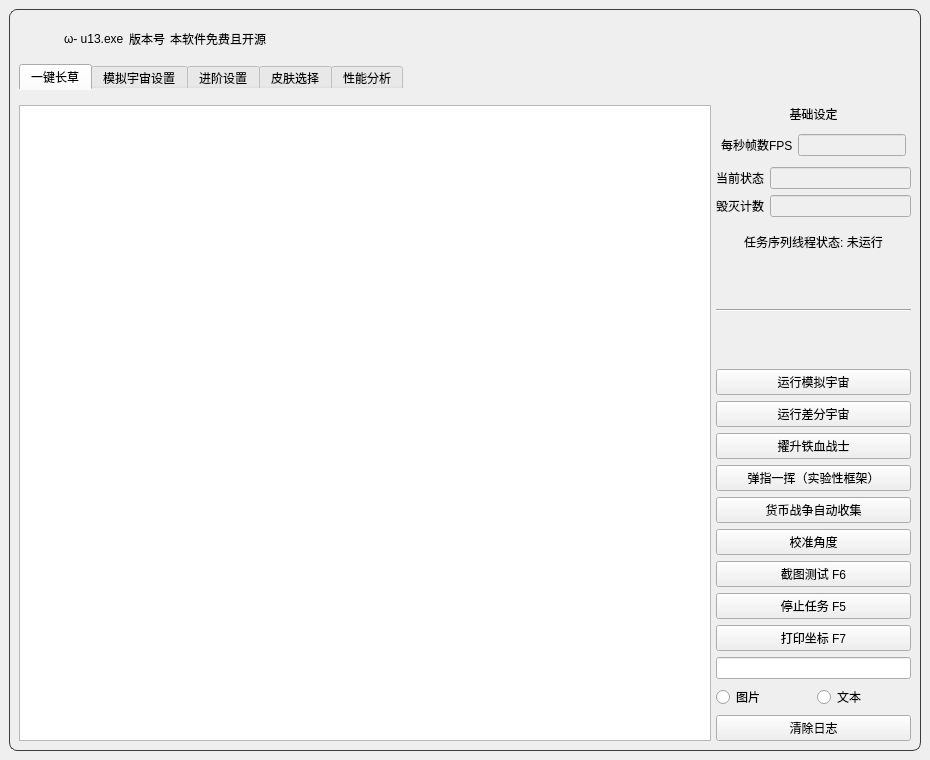
First picture: the form in resource/ui/UI.ui, repository Illusory-moon/Simulated_Scepter, before the edit.
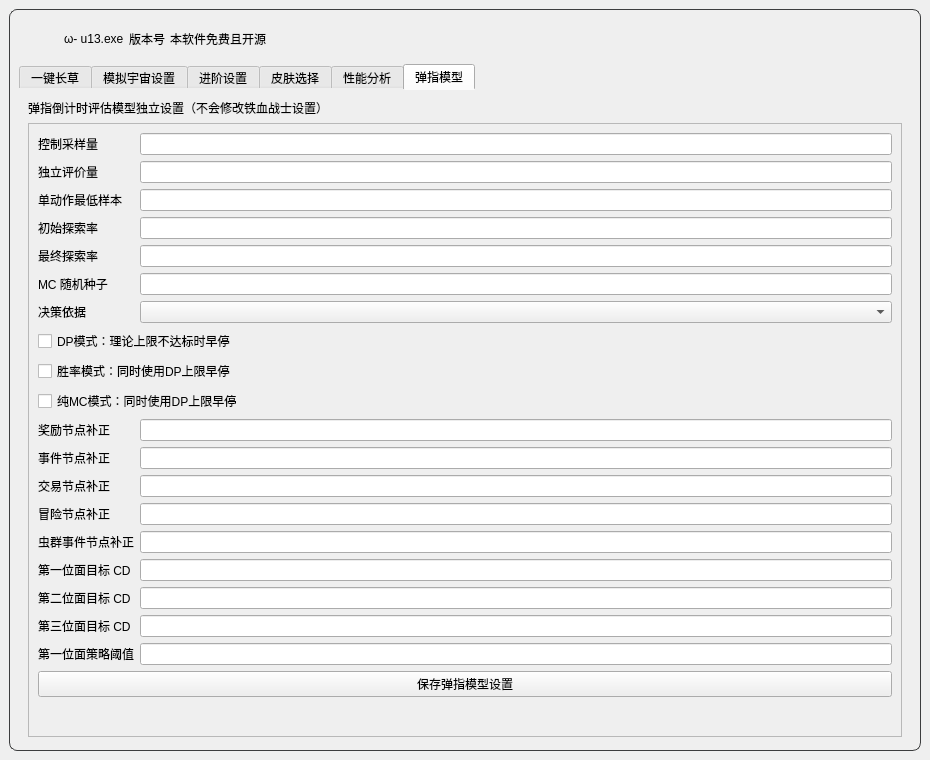
Second picture: the form after the edit. The open tabs and pages were chosen to show the change. Icons and pictures are not drawn.

Commit message: feat: integrate countdown decision model

Patch:
```diff
--- a/resource/ui/UI.ui
+++ b/resource/ui/UI.ui
@@ -1754,9 +1754,78 @@
              </item>
             </layout>
            </item>
-          </layout>
-         </widget>
+         </layout>
         </widget>
+        <widget class="QWidget" name="FingerSnapTab">
+         <attribute name="title">
+          <string>弹指模型</string>
+         </attribute>
+         <layout class="QVBoxLayout" name="verticalLayout_finger_snap">
+          <item>
+           <widget class="QLabel" name="Finger_snap_description_label">
+            <property name="text">
+             <string>弹指倒计时评估模型独立设置（不会修改铁血战士设置）</string>
+            </property>
+            <property name="wordWrap">
+             <bool>true</bool>
+            </property>
+           </widget>
+          </item>
+          <item>
+           <widget class="QScrollArea" name="Finger_snap_scroll_area">
+            <property name="widgetResizable">
+             <bool>true</bool>
+            </property>
+            <widget class="QWidget" name="Finger_snap_scroll_contents">
+             <property name="geometry">
+              <rect><x>0</x><y>0</y><width>360</width><height>620</height></rect>
+             </property>
+             <layout class="QFormLayout" name="formLayout_finger_snap">
+              <item row="0" column="0"><widget class="QLabel" name="Finger_snap_control_rollouts_label"><property name="text"><string>控制采样量</string></property></widget></item>
+              <item row="0" column="1"><widget class="QLineEdit" name="Finger_snap_control_rollouts_input"/></item>
+              <item row="1" column="0"><widget class="QLabel" name="Finger_snap_evaluation_rollouts_label"><property name="text"><string>独立评价量</string></property></widget></item>
+              <item row="1" column="1"><widget class="QLineEdit" name="Finger_snap_evaluation_rollouts_input"/></item>
+              <item row="2" column="0"><widget class="QLabel" name="Finger_snap_min_visits_label"><property name="text"><string>单动作最低样本</string></property></widget></item>
+              <item row="2" column="1"><widget class="QLineEdit" name="Finger_snap_min_visits_input"/></item>
+              <item row="3" column="0"><widget class="QLabel" name="Finger_snap_epsilon_start_label"><property name="text"><string>初始探索率</string></property></widget></item>
+              <item row="3" column="1"><widget class="QLineEdit" name="Finger_snap_epsilon_start_input"/></item>
+              <item row="4" column="0"><widget class="QLabel" name="Finger_snap_epsilon_end_label"><property name="text"><string>最终探索率</string></property></widget></item>
+              <item row="4" column="1"><widget class="QLineEdit" name="Finger_snap_epsilon_end_input"/></item>
+              <item row="5" column="0"><widget class="QLabel" name="Finger_snap_seed_label"><property name="text"><string>MC 随机种子</string></property></widget></item>
+              <item row="5" column="1"><widget class="QLineEdit" name="Finger_snap_seed_input"/></item>
+              <item row="6" column="0"><widget class="QLabel" name="Finger_snap_decision_mode_label"><property name="text"><string>决策依据</string></property></widget></item>
+              <item row="6" column="1"><widget class="QComboBox" name="Finger_snap_decision_mode_combo"/></item>
+              <item row="7" column="0" colspan="2"><widget class="QCheckBox" name="Finger_snap_dp_early_stop_checkbox"><property name="text"><string>DP模式：理论上限不达标时早停</string></property></widget></item>
+              <item row="8" column="0" colspan="2"><widget class="QCheckBox" name="Finger_snap_win_rate_dp_early_stop_checkbox"><property name="text"><string>胜率模式：同时使用DP上限早停</string></property></widget></item>
+              <item row="9" column="0" colspan="2"><widget class="QCheckBox" name="Finger_snap_mc_dp_early_stop_checkbox"><property name="text"><string>纯MC模式：同时使用DP上限早停</string></property></widget></item>
+              <item row="10" column="0"><widget class="QLabel" name="Finger_snap_path_reward_bonus_label"><property name="text"><string>奖励节点补正</string></property></widget></item>
+              <item row="10" column="1"><widget class="QLineEdit" name="Finger_snap_path_reward_bonus_input"/></item>
+              <item row="11" column="0"><widget class="QLabel" name="Finger_snap_path_event_bonus_label"><property name="text"><string>事件节点补正</string></property></widget></item>
+              <item row="11" column="1"><widget class="QLineEdit" name="Finger_snap_path_event_bonus_input"/></item>
+              <item row="12" column="0"><widget class="QLabel" name="Finger_snap_path_trade_bonus_label"><property name="text"><string>交易节点补正</string></property></widget></item>
+              <item row="12" column="1"><widget class="QLineEdit" name="Finger_snap_path_trade_bonus_input"/></item>
+              <item row="13" column="0"><widget class="QLabel" name="Finger_snap_path_adventure_bonus_label"><property name="text"><string>冒险节点补正</string></property></widget></item>
+              <item row="13" column="1"><widget class="QLineEdit" name="Finger_snap_path_adventure_bonus_input"/></item>
+              <item row="14" column="0"><widget class="QLabel" name="Finger_snap_path_bugevent_bonus_label"><property name="text"><string>虫群事件节点补正</string></property></widget></item>
+              <item row="14" column="1"><widget class="QLineEdit" name="Finger_snap_path_bugevent_bonus_input"/></item>
+              <item row="15" column="0"><widget class="QLabel" name="Finger_snap_plane1_target_label"><property name="text"><string>第一位面目标 CD</string></property></widget></item>
+              <item row="15" column="1"><widget class="QLineEdit" name="Finger_snap_plane1_target_input"/></item>
+              <item row="16" column="0"><widget class="QLabel" name="Finger_snap_plane2_target_label"><property name="text"><string>第二位面目标 CD</string></property></widget></item>
+              <item row="16" column="1"><widget class="QLineEdit" name="Finger_snap_plane2_target_input"/></item>
+              <item row="17" column="0"><widget class="QLabel" name="Finger_snap_plane3_target_label"><property name="text"><string>第三位面目标 CD</string></property></widget></item>
+              <item row="17" column="1"><widget class="QLineEdit" name="Finger_snap_plane3_target_input"/></item>
+              <item row="18" column="0"><widget class="QLabel" name="Finger_snap_first_plane_threshold_label"><property name="text"><string>第一位面策略阈值</string></property></widget></item>
+              <item row="18" column="1"><widget class="QLineEdit" name="Finger_snap_first_plane_threshold_input"/></item>
+              <item row="19" column="0" colspan="2">
+               <widget class="QPushButton" name="Finger_snap_save_btn"><property name="text"><string>保存弹指模型设置</string></property></widget>
+              </item>
+             </layout>
+            </widget>
+           </widget>
+          </item>
+         </layout>
+        </widget>
+       </widget>
        </item>
       </layout>
       <zorder>tabWidget</zorder>
```
The commit also changes 16 other files.
